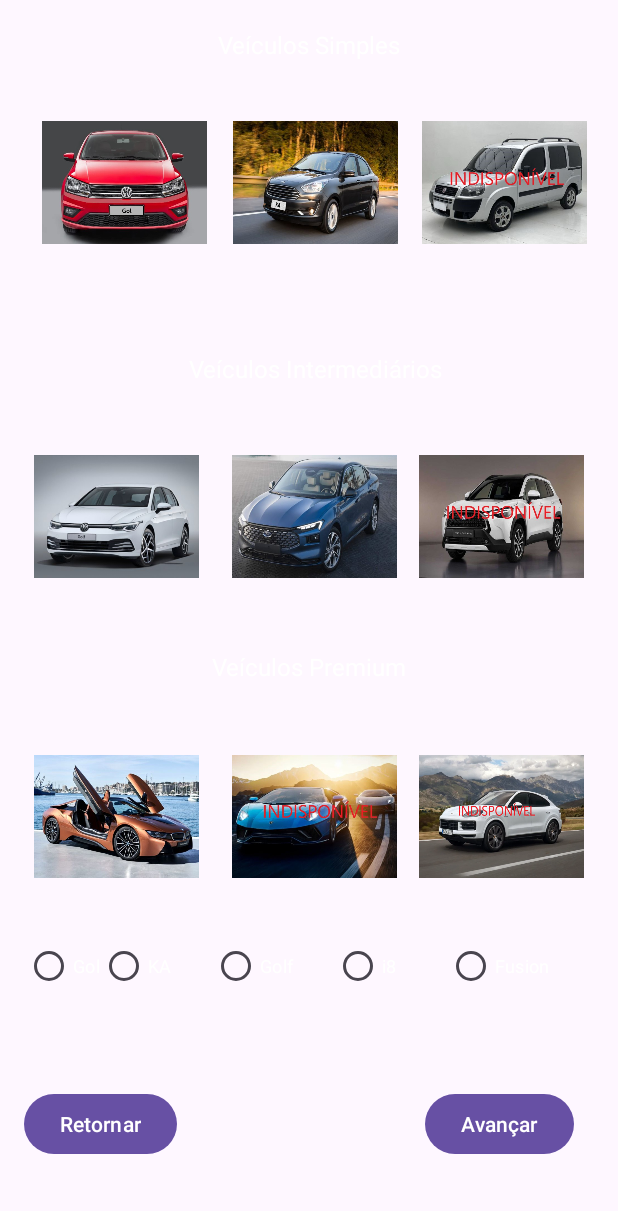
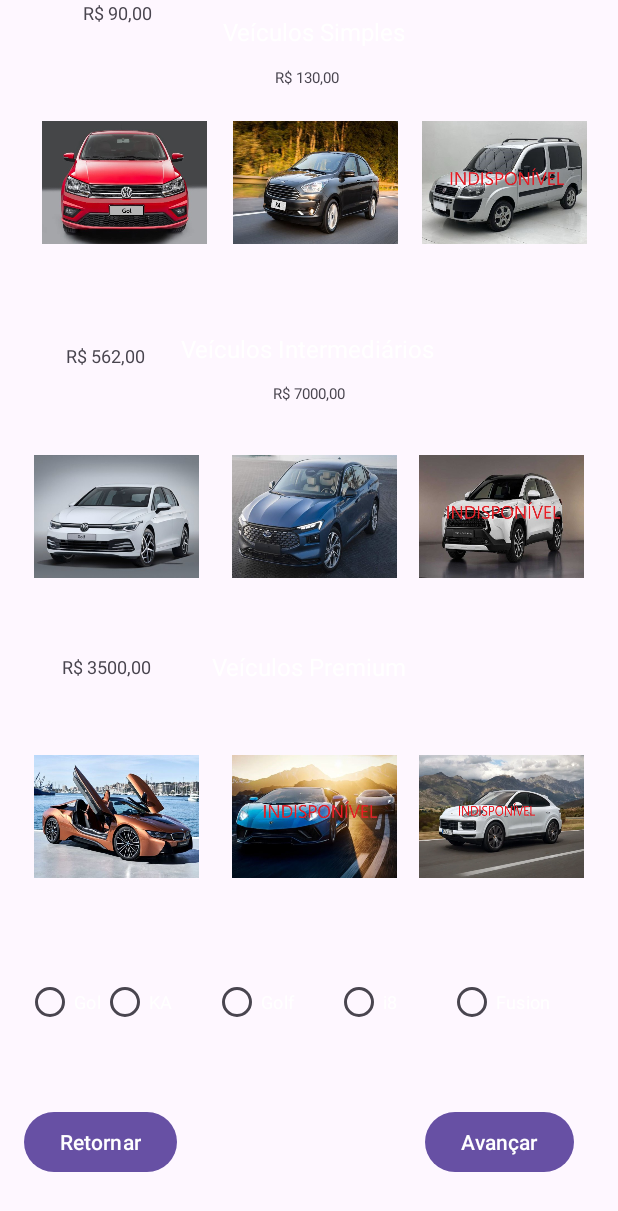
Before and after one commit to JGMelon22/A2_Mobile, an Android app: the EscolhaVeiculos screen opened directly, with no data from a screen before it, on a phone screen of 412 x 824 dp. Shown: the top 1211 px of the screen. Run offline under Robolectric (Android 15) with nearby library versions, the phone set to English and light mode, and no system bars; Roboto replaces fonts that are not available here; 1 statement that could not run was skipped.

Commit message:
feat: mostrando os valores dos veículos disponíveis no catálogo

```diff
--- a/app/src/main/res/layout/activity_escolha_veiculos.xml
+++ b/app/src/main/res/layout/activity_escolha_veiculos.xml
@@ -99,10 +99,10 @@
         android:textSize="16sp"
         app:layout_constraintBottom_toTopOf="@+id/imageView5"
         app:layout_constraintEnd_toEndOf="parent"
-        app:layout_constraintHorizontal_bias="0.518"
+        app:layout_constraintHorizontal_bias="0.497"
         app:layout_constraintStart_toStartOf="parent"
         app:layout_constraintTop_toBottomOf="@+id/imageView3"
-        app:layout_constraintVertical_bias="0.666" />
+        app:layout_constraintVertical_bias="0.488" />
 
     <ImageView
         android:id="@+id/imageView3"
@@ -137,10 +137,10 @@
         android:textSize="16sp"
         app:layout_constraintBottom_toTopOf="@+id/imageView3"
         app:layout_constraintEnd_toEndOf="parent"
-        app:layout_constraintHorizontal_bias="0.5"
+        app:layout_constraintHorizontal_bias="0.512"
         app:layout_constraintStart_toStartOf="parent"
         app:layout_constraintTop_toTopOf="parent"
-        app:layout_constraintVertical_bias="0.5" />
+        app:layout_constraintVertical_bias="0.275" />
 
     <TextView
         android:id="@+id/textView11"
@@ -163,10 +163,9 @@
         android:orientation="horizontal"
         app:layout_constraintBottom_toBottomOf="parent"
         app:layout_constraintEnd_toEndOf="parent"
-        app:layout_constraintHorizontal_bias="0.486"
         app:layout_constraintStart_toStartOf="parent"
         app:layout_constraintTop_toBottomOf="@+id/imageView11"
-        app:layout_constraintVertical_bias="0.08">
+        app:layout_constraintVertical_bias="0.23">
 
         <RadioButton
             android:id="@+id/radioButtonGol"
@@ -243,12 +242,12 @@
         app:layout_constraintVertical_bias="0.486" />
 
     <Button
-        android:textColor="@color/white"
         android:id="@+id/buttonVoltarCadastro"
         android:layout_width="wrap_content"
         android:layout_height="wrap_content"
         android:onClick="buttonVoltarCadastroOnClick"
         android:text="@string/retornar"
+        android:textColor="@color/white"
         app:layout_constraintBottom_toBottomOf="parent"
         app:layout_constraintEnd_toStartOf="@+id/buttonAvancarPagamento"
         app:layout_constraintHorizontal_bias="0.089"
@@ -256,4 +255,67 @@
         app:layout_constraintTop_toBottomOf="@+id/radioGroup2"
         app:layout_constraintVertical_bias="0.486" />
 
+    <TextView
+        android:id="@+id/textView14"
+        android:layout_width="wrap_content"
+        android:layout_height="wrap_content"
+        android:text="@string/preco_bmw"
+        android:textSize="12sp"
+        app:layout_constraintBottom_toTopOf="@+id/imageView13"
+        app:layout_constraintEnd_toStartOf="@+id/textView11"
+        app:layout_constraintHorizontal_bias="0.5"
+        app:layout_constraintStart_toStartOf="parent"
+        app:layout_constraintTop_toBottomOf="@+id/imageView6"
+        app:layout_constraintVertical_bias="0.5" />
+
+    <TextView
+        android:id="@+id/textView16"
+        android:layout_width="wrap_content"
+        android:layout_height="wrap_content"
+        android:text="@string/preco_golf"
+        android:textSize="12sp"
+        app:layout_constraintBottom_toTopOf="@+id/imageView6"
+        app:layout_constraintEnd_toStartOf="@+id/textView10"
+        app:layout_constraintHorizontal_bias="0.647"
+        app:layout_constraintStart_toStartOf="parent"
+        app:layout_constraintTop_toBottomOf="@+id/imageView2"
+        app:layout_constraintVertical_bias="0.549" />
+
+    <TextView
+        android:id="@+id/textView17"
+        android:layout_width="wrap_content"
+        android:layout_height="wrap_content"
+        android:text="@string/preco_fusion"
+        android:textSize="10sp"
+        app:layout_constraintBottom_toTopOf="@+id/imageView7"
+        app:layout_constraintEnd_toEndOf="parent"
+        app:layout_constraintHorizontal_bias="0.5"
+        app:layout_constraintStart_toStartOf="parent"
+        app:layout_constraintTop_toBottomOf="@+id/textView10"
+        app:layout_constraintVertical_bias="0.5" />
+
+    <TextView
+        android:id="@+id/textView19"
+        android:layout_width="wrap_content"
+        android:layout_height="wrap_content"
+        android:text="@string/preco_gol"
+        android:textSize="12sp"
+        app:layout_constraintEnd_toStartOf="@+id/textView8"
+        app:layout_constraintHorizontal_bias="0.54"
+        app:layout_constraintStart_toStartOf="parent"
+        tools:layout_editor_absoluteY="22dp" />
+
+    <TextView
+        android:id="@+id/textView20"
+        android:layout_width="wrap_content"
+        android:layout_height="wrap_content"
+        android:text="@string/preco_ka"
+        android:textSize="10sp"
+        app:layout_constraintBottom_toTopOf="@+id/imageView3"
+        app:layout_constraintEnd_toEndOf="parent"
+        app:layout_constraintHorizontal_bias="0.307"
+        app:layout_constraintStart_toEndOf="@+id/textView19"
+        app:layout_constraintTop_toBottomOf="@+id/textView8"
+        app:layout_constraintVertical_bias="1.0" />
+
 </androidx.constraintlayout.widget.ConstraintLayout>
--- a/app/src/main/res/values/strings.xml
+++ b/app/src/main/res/values/strings.xml
@@ -45,4 +45,11 @@
 
     <string name="encerrar">Encerrar Programa</string> <!--Tempo Aluguel-->
 
+    <string name="preco_gol">R$ 90,00</string> <!--Preco Aluguel Carros-->
+    <string name="preco_ka">R$ 130,00</string>
+    <string name="preco_golf">R$ 562,00</string>
+    <string name="preco_fusion">R$ 7000,00</string>
+    <string name="preco_bmw">R$ 3500,00</string>
+
+
 </resources>
```
